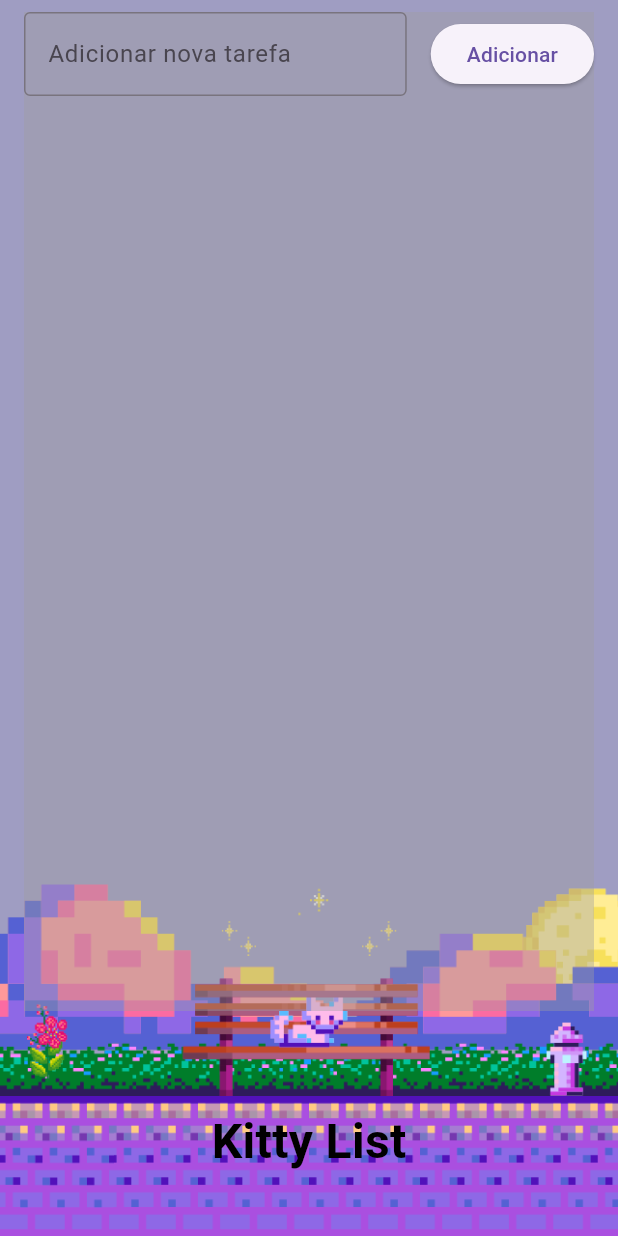
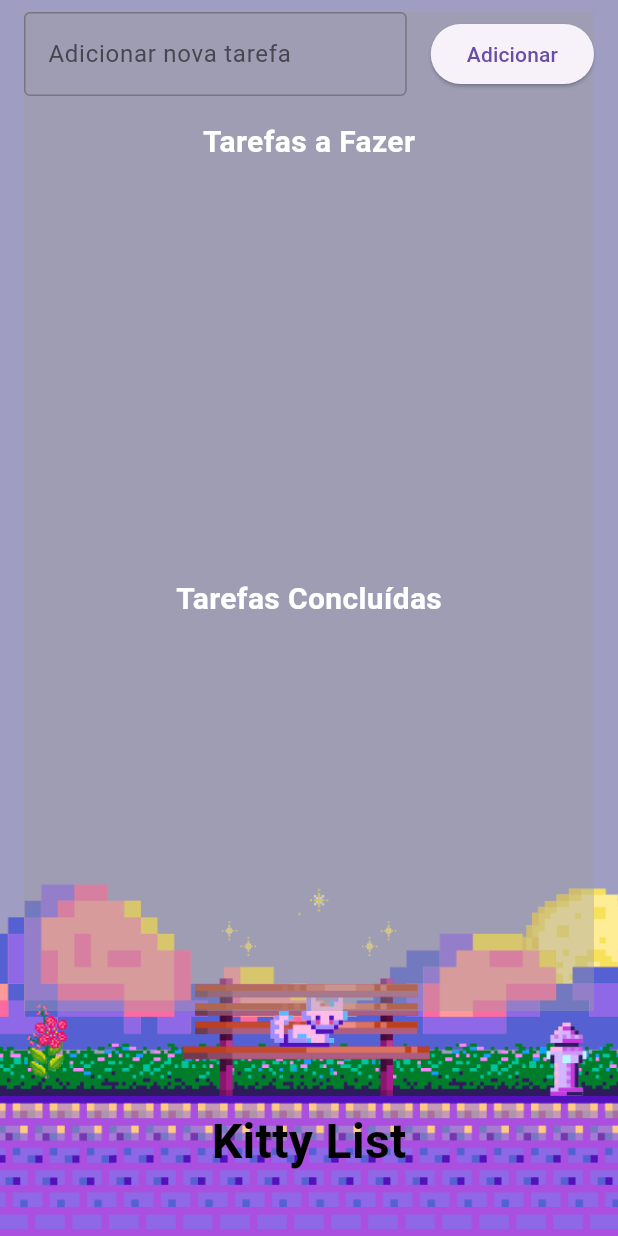
Before and after one commit to Felipe-martins-s/KittyList, a Flutter app: the screen it shows after launch, on a phone screen of 412 x 824 dp. Run offline on Flutter 3.47's test engine with Material 3 defaults, Android fonts, the phone set to English and light mode, and no system bars; our stand-ins replace hive, hive_flutter; accounts and stored records are empty.

Commit message:
Separação das listas entre "A fazer" e "Concluídas";

```diff
--- a/lib/main.dart
+++ b/lib/main.dart
@@ -189,16 +189,80 @@ class _TodoListScreenState extends State<TodoListScreen> {
                       ),
                       // Espaço vertical entre a área de input e a lista de tarefas.
                       const SizedBox(height: 16),
-                      // Área que expande para ocupar o espaço vertical restante para a lista.
+                      // Título para as tarefas a fazer.
+                      const Text(
+                        'Tarefas a Fazer',
+                        style: TextStyle(
+                          fontSize: 20.0,
+                          fontWeight: FontWeight.bold,
+                          color: Colors.white,
+                        ),
+                      ),
+                      const SizedBox(height: 8),
+                      // Área que expande para ocupar o espaço vertical restante para a lista de tarefas a fazer.
                       Expanded(
+                        flex: 1, // Dá flexibilidade para ocupar espaço
                         // ListView.builder cria itens de lista sob demanda.
                         child: ListView.builder(
                           // Número total de itens na lista (do Hive box).
-                          itemCount: box.length,
+                          itemCount: box.values.where((task) => !task.isCompleted).length, // Conta apenas tarefas não concluídas
                           // Constrói cada item da lista.
                           itemBuilder: (context, index) {
-                            // Obtém o objeto Task do Hive box pelo índice.
-                            final task = box.getAt(index)!;
+                            // Obtém a lista de tarefas não concluídas e pega o item pelo índice.
+                            final task = box.values.where((task) => !task.isCompleted).toList()[index];
+                            // ListTile é um widget conveniente para itens de lista.
+                            return ListTile(
+                              // Widget à esquerda (Checkbox para marcar como concluído).
+                              leading: Checkbox(
+                                value: task.isCompleted, // Estado de checked do checkbox.
+                                onChanged: (_) => _toggleTask(task), // Chamado ao marcar/desmarcar.
+                                activeColor: Colors.white, // Cor do checkbox quando marcado.
+                                checkColor: Colors.blue, // Cor do 'check' dentro do checkbox.
+                              ),
+                              // O conteúdo principal do item da lista (o texto da tarefa).
+                              title: Text(
+                                task.title, // Exibe o título da tarefa.
+                                style: TextStyle(
+                                  // Adiciona ou remove a decoração de linha (riscado) com base no estado de conclusão.
+                                  decoration: task.isCompleted
+                                      ? TextDecoration.lineThrough
+                                      : TextDecoration.none,
+                                  color: Colors.white, // Cor do texto da tarefa.
+                                ),
+                              ),
+                              // Widget à direita (botão de exclusão).
+                              trailing: IconButton(
+                                icon: const Icon(Icons.delete), // Ícone de lixeira.
+                                onPressed: () => _removeTask(task), // Chamado ao pressionar o botão.
+                                color: Colors.white, // Cor do ícone.
+                              ),
+                            );
+                          },
+                        ),
+                      ),
+                       // Espaço vertical entre as listas.
+                      const SizedBox(height: 16),
+                       // Título para as tarefas concluídas.
+                      const Text(
+                        'Tarefas Concluídas',
+                        style: TextStyle(
+                          fontSize: 20.0,
+                          fontWeight: FontWeight.bold,
+                          color: Colors.white,
+                        ),
+                      ),
+                      const SizedBox(height: 8),
+                       // Área que expande para ocupar o espaço vertical restante para a lista de tarefas concluídas.
+                      Expanded(
+                         flex: 1, // Dá flexibilidade para ocupar espaço
+                        // ListView.builder cria itens de lista sob demanda.
+                        child: ListView.builder(
+                          // Número total de itens na lista (do Hive box).
+                           itemCount: box.values.where((task) => task.isCompleted).length, // Conta apenas tarefas concluídas
+                          // Constrói cada item da lista.
+                          itemBuilder: (context, index) {
+                            // Obtém a lista de tarefas concluídas e pega o item pelo índice.
+                             final task = box.values.where((task) => task.isCompleted).toList()[index];
                             // ListTile é um widget conveniente para itens de lista.
                             return ListTile(
                               // Widget à esquerda (Checkbox para marcar como concluído).
```
